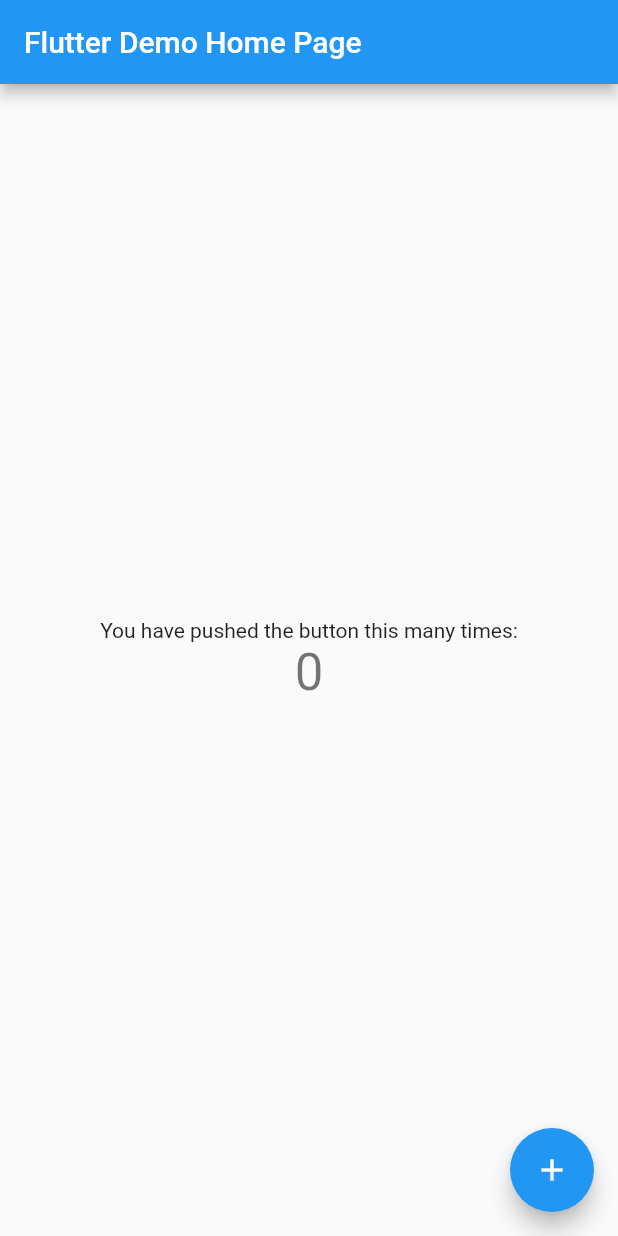
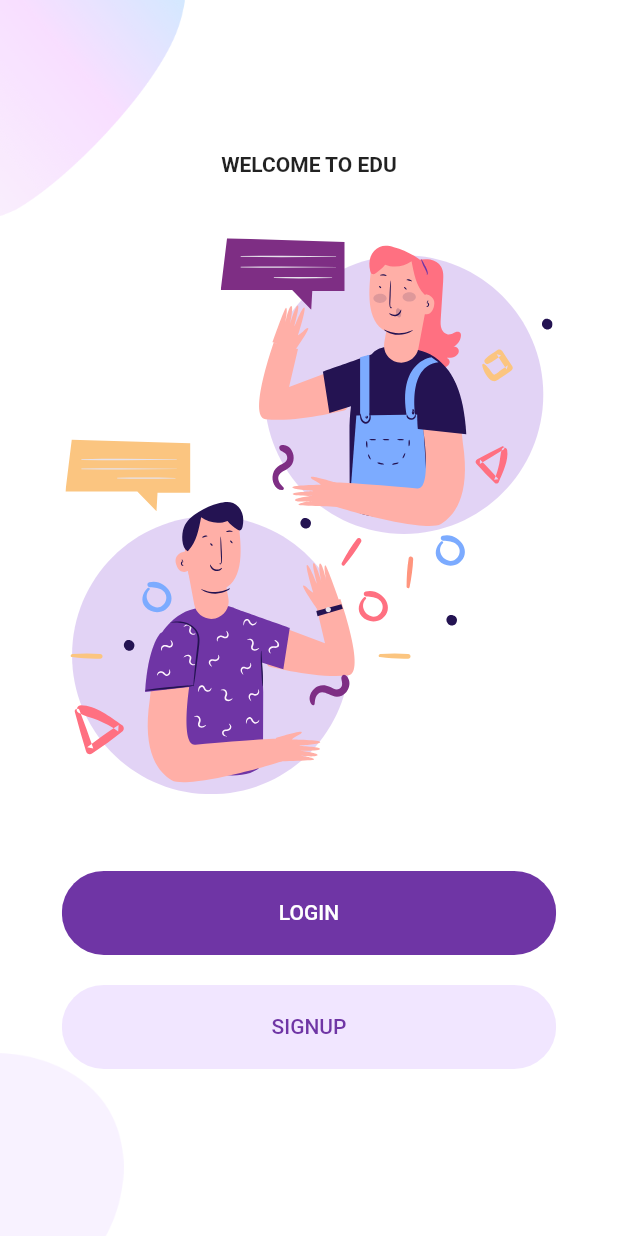
Before and after one commit to qddan/Welcome_login_signup_page, a Flutter app: the screen it shows after launch, on a phone screen of 412 x 824 dp. Run offline on Flutter 3.47's test engine with Material 2 defaults, Android fonts, the phone set to English and light mode, and no system bars; our stand-ins replace flutter_svg.

Commit message:
Layout Welcome Screen

```diff
--- /dev/null
+++ b/lib/Screens/Welcome/components/background.dart
@@ -0,0 +1,38 @@
+import 'package:flutter/material.dart';
+
+class Background extends StatelessWidget {
+  final Widget child;
+  const Background({
+    Key key,
+    @required this.child,
+  }) : super(key: key);
+
+  @override
+  Widget build(BuildContext context) {
+    Size size = MediaQuery.of(context).size;
+    return Container(
+      height: size.height,
+      width: double.infinity,
+      child: Stack(
+        alignment: Alignment.center,
+        children: <Widget>[
+          Positioned(
+              top: 0,
+              left: 0,
+              child: Image.asset(
+                "assets/images/main_top.png",
+                width: size.width * 0.3,
+              )),
+          Positioned(
+              bottom: 0,
+              left: 0,
+              child: Image.asset(
+                "assets/images/main_bottom.png",
+                width: size.width * 0.2,
+              )),
+          child,
+        ],
+      ),
+    );
+  }
+}
--- /dev/null
+++ b/lib/Screens/Welcome/components/body.dart
@@ -0,0 +1,45 @@
+import 'package:flutter/material.dart';
+import 'package:flutter_svg/svg.dart';
+import 'package:welcome_login_signup_page/Screens/Welcome/components/background.dart';
+import 'package:welcome_login_signup_page/constants.dart';
+import 'package:welcome_login_signup_page/rounded_button.dart';
+
+class Body extends StatelessWidget {
+  @override
+  Widget build(BuildContext context) {
+    Size size = MediaQuery.of(context).size;
+    return Background(
+      child: SingleChildScrollView(
+        child: Column(
+          mainAxisAlignment: MainAxisAlignment.center,
+          children: <Widget>[
+            Text(
+              "Welcome To Edu".toUpperCase(),
+              style: TextStyle(fontWeight: FontWeight.bold),
+            ),
+            SizedBox(
+              height: size.height * 0.05,
+            ),
+            SvgPicture.asset(
+              "assets/icons/chat.svg",
+              height: size.height * 0.45,
+            ),
+            SizedBox(
+              height: size.height * 0.05,
+            ),
+            RoundedButton(
+              text: 'Login',
+              press: () {},
+            ),
+            RoundedButton(
+              text: 'Signup',
+              color: kPrimaryLightColor,
+              textColor: kPrimaryColor,
+              press: () {},
+            )
+          ],
+        ),
+      ),
+    );
+  }
+}
--- /dev/null
+++ b/lib/Screens/Welcome/welcome_screen.dart
@@ -0,0 +1,11 @@
+import 'package:flutter/material.dart';
+import 'package:welcome_login_signup_page/Screens/Welcome/components/body.dart';
+
+class WelcomeScreen extends StatelessWidget {
+  @override
+  Widget build(BuildContext context) {
+    return Scaffold(
+      body: Body(),
+    );
+  }
+}
--- /dev/null
+++ b/lib/constants.dart
@@ -0,0 +1,4 @@
+import 'package:flutter/material.dart';
+
+const kPrimaryColor = Color(0xFF6F35A5);
+const kPrimaryLightColor = Color(0xFFF1E6FF);
--- a/lib/main.dart
+++ b/lib/main.dart
@@ -1,4 +1,6 @@
 import 'package:flutter/material.dart';
+import 'package:welcome_login_signup_page/Screens/Welcome/welcome_screen.dart';
+import 'package:welcome_login_signup_page/constants.dart';
 
 void main() {
   runApp(MyApp());
@@ -9,109 +11,13 @@ class MyApp extends StatelessWidget {
   @override
   Widget build(BuildContext context) {
     return MaterialApp(
-      title: 'Flutter Demo',
+      debugShowCheckedModeBanner: false,
+      title: 'Flutter Auth',
       theme: ThemeData(
-        // This is the theme of your application.
-        //
-        // Try running your application with "flutter run". You'll see the
-        // application has a blue toolbar. Then, without quitting the app, try
-        // changing the primarySwatch below to Colors.green and then invoke
-        // "hot reload" (press "r" in the console where you ran "flutter run",
-        // or simply save your changes to "hot reload" in a Flutter IDE).
-        // Notice that the counter didn't reset back to zero; the application
-        // is not restarted.
-        primarySwatch: Colors.blue,
-        // This makes the visual density adapt to the platform that you run
-        // the app on. For desktop platforms, the controls will be smaller and
-        // closer together (more dense) than on mobile platforms.
-        visualDensity: VisualDensity.adaptivePlatformDensity,
+        primaryColor: kPrimaryColor,
+        scaffoldBackgroundColor: Colors.white,
       ),
-      home: MyHomePage(title: 'Flutter Demo Home Page'),
+      home: WelcomeScreen(),
     );
   }
 }
-
-class MyHomePage extends StatefulWidget {
-  MyHomePage({Key key, this.title}) : super(key: key);
-
-  // This widget is the home page of your application. It is stateful, meaning
-  // that it has a State object (defined below) that contains fields that affect
-  // how it looks.
-
-  // This class is the configuration for the state. It holds the values (in this
-  // case the title) provided by the parent (in this case the App widget) and
-  // used by the build method of the State. Fields in a Widget subclass are
-  // always marked "final".
-
-  final String title;
-
-  @override
-  _MyHomePageState createState() => _MyHomePageState();
-}
-
-class _MyHomePageState extends State<MyHomePage> {
-  int _counter = 0;
-
-  void _incrementCounter() {
-    setState(() {
-      // This call to setState tells the Flutter framework that something has
-      // changed in this State, which causes it to rerun the build method below
-      // so that the display can reflect the updated values. If we changed
-      // _counter without calling setState(), then the build method would not be
-      // called again, and so nothing would appear to happen.
-      _counter++;
-    });
-  }
-
-  @override
-  Widget build(BuildContext context) {
-    // This method is rerun every time setState is called, for instance as done
-    // by the _incrementCounter method above.
-    //
-    // The Flutter framework has been optimized to make rerunning build methods
-    // fast, so that you can just rebuild anything that needs updating rather
-    // than having to individually change instances of widgets.
-    return Scaffold(
-      appBar: AppBar(
-        // Here we take the value from the MyHomePage object that was created by
-        // the App.build method, and use it to set our appbar title.
-        title: Text(widget.title),
-      ),
-      body: Center(
-        // Center is a layout widget. It takes a single child and positions it
-        // in the middle of the parent.
-        child: Column(
-          // Column is also a layout widget. It takes a list of children and
-          // arranges them vertically. By default, it sizes itself to fit its
-          // children horizontally, and tries to be as tall as its parent.
-          //
-          // Invoke "debug painting" (press "p" in the console, choose the
-          // "Toggle Debug Paint" action from the Flutter Inspector in Android
-          // Studio, or the "Toggle Debug Paint" command in Visual Studio Code)
-          // to see the wireframe for each widget.
-          //
-          // Column has various properties to control how it sizes itself and
-          // how it positions its children. Here we use mainAxisAlignment to
-          // center the children vertically; the main axis here is the vertical
-          // axis because Columns are vertical (the cross axis would be
-          // horizontal).
-          mainAxisAlignment: MainAxisAlignment.center,
-          children: <Widget>[
-            Text(
-              'You have pushed the button this many times:',
-            ),
-            Text(
-              '$_counter',
-              style: Theme.of(context).textTheme.headline4,
-            ),
-          ],
-        ),
-      ),
-      floatingActionButton: FloatingActionButton(
-        onPressed: _incrementCounter,
-        tooltip: 'Increment',
-        child: Icon(Icons.add),
-      ), // This trailing comma makes auto-formatting nicer for build methods.
-    );
-  }
-}
--- /dev/null
+++ b/lib/rounded_button.dart
@@ -0,0 +1,36 @@
+import 'package:flutter/material.dart';
+import 'package:welcome_login_signup_page/constants.dart';
+
+class RoundedButton extends StatelessWidget {
+  final String text;
+  final Function press;
+  final Color color, textColor;
+
+  const RoundedButton({
+    Key key,
+    this.text = 'Button',
+    this.press,
+    this.color = kPrimaryColor,
+    this.textColor = Colors.white,
+  }) : super(key: key);
+
+  @override
+  Widget build(BuildContext context) {
+    Size size = MediaQuery.of(context).size;
+    return Container(
+      margin: EdgeInsets.symmetric(vertical: 10),
+      width: size.width * 0.8,
+      child: ClipRRect(
+        borderRadius: BorderRadius.circular(29),
+        child: FlatButton(
+            color: color,
+            padding: EdgeInsets.symmetric(vertical: 20, horizontal: 40),
+            onPressed: press,
+            child: Text(
+              text.toUpperCase(),
+              style: TextStyle(color: textColor),
+            )),
+      ),
+    );
+  }
+}
```
Also changed, not shown: pubspec.yaml (+5 -10 lines), assets/icons/chat.svg (added), assets/icons/facebook.svg (added), assets/icons/google-plus.svg (added), assets/icons/login.svg (added), assets/icons/signup.svg (added), assets/icons/twitter.svg (added), assets/images/login_bottom.png (added), assets/images/main_bottom.png (added), assets/images/main_top.png (added), assets/images/signup_top.png (added), pubspec.lock.
